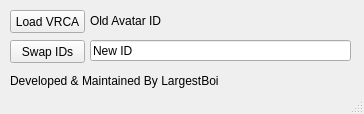
First picture: the form in GUI/HotswapAssistant/untitled.ui, repository Cranbaerry/A.R.E.S, before the edit.
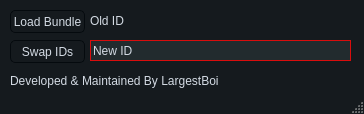
Second picture: the form after the edit.

What changed in the file:
```diff
--- a/GUI/HotswapAssistant/untitled.ui
+++ b/GUI/HotswapAssistant/untitled.ui
@@ -11,7 +11,540 @@
    </rect>
   </property>
   <property name="windowTitle">
-   <string>Hotswap Assistant Tool V1</string>
+   <string>Hotswap Assistant Tool V2</string>
+  </property>
+  <property name="styleSheet">
+   <string notr="true">/*
+ManjaroMix Style Sheet for QT Applications
+Author: Jaime A. Quiroga P.
+Company: GTRONICK
+Last updated: 25/02/2020, 15:42.
+Available at: https://github.com/GTRONICK/QSS/blob/master/ManjaroMix.qss
+*/
+QMainWindow {
+	background-color:#151a1e;
+}
+QCalendar {
+	background-color: #151a1e;
+}
+QTextEdit {
+	border-width: 1px;
+	border-style: solid;
+	border-color: #d90d0d;
+	background-color: #222b2e;
+	color: #d3dae3;
+}
+QPlainTextEdit {
+	border-width: 1px;
+	border-style: solid;
+	border-color: #d90d0d;
+	background-color: #222b2e;
+	color: #d3dae3;
+}
+QToolButton {
+	border-style: solid;
+	border-top-color: qlineargradient(spread:pad, x1:0.5, y1:1, x2:0.5, y2:0, stop:0 rgb(215, 215, 215), stop:1 rgb(222, 222, 222));
+	border-right-color: qlineargradient(spread:pad, x1:0, y1:0.5, x2:1, y2:0.5, stop:0 rgb(217, 217, 217), stop:1 rgb(227, 227, 227));
+	border-left-color: qlineargradient(spread:pad, x1:0, y1:0.5, x2:1, y2:0.5, stop:0 rgb(227, 227, 227), stop:1 rgb(217, 217, 217));
+	border-bottom-color: qlineargradient(spread:pad, x1:0.5, y1:1, x2:0.5, y2:0, stop:0 rgb(215, 215, 215), stop:1 rgb(222, 222, 222));
+	border-width: 1px;
+	border-radius: 5px;
+	color: #d3dae3;
+	padding: 2px;
+	background-color: rgb(255,255,255);
+}
+QToolButton:hover{
+	border-style: solid;
+	border-top-color: qlineargradient(spread:pad, x1:0.5, y1:1, x2:0.5, y2:0, stop:0 rgb(195, 195, 195), stop:1 rgb(222, 222, 222));
+	border-right-color: qlineargradient(spread:pad, x1:0, y1:0.5, x2:1, y2:0.5, stop:0 rgb(197, 197, 197), stop:1 rgb(227, 227, 227));
+	border-left-color: qlineargradient(spread:pad, x1:0, y1:0.5, x2:1, y2:0.5, stop:0 rgb(227, 227, 227), stop:1 rgb(197, 197, 197));
+	border-bottom-color: qlineargradient(spread:pad, x1:0.5, y1:1, x2:0.5, y2:0, stop:0 rgb(195, 195, 195), stop:1 rgb(222, 222, 222));
+	border-width: 1px;
+	border-radius: 5px;
+	color: rgb(0,0,0);
+	padding: 2px;
+	background-color: rgb(255,255,255);
+}
+QToolButton:pressed{
+	border-style: solid;
+	border-top-color: qlineargradient(spread:pad, x1:0.5, y1:1, x2:0.5, y2:0, stop:0 rgb(215, 215, 215), stop:1 rgb(222, 222, 222));
+	border-right-color: qlineargradient(spread:pad, x1:0, y1:0.5, x2:1, y2:0.5, stop:0 rgb(217, 217, 217), stop:1 rgb(227, 227, 227));
+	border-left-color: qlineargradient(spread:pad, x1:0, y1:0.5, x2:1, y2:0.5, stop:0 rgb(227, 227, 227), stop:1 rgb(217, 217, 217));
+	border-bottom-color: qlineargradient(spread:pad, x1:0.5, y1:1, x2:0.5, y2:0, stop:0 rgb(215, 215, 215), stop:1 rgb(222, 222, 222));
+	border-width: 1px;
+	border-radius: 5px;
+	color: rgb(0,0,0);
+	padding: 2px;
+	background-color: rgb(142,142,142);
+}
+QPushButton{
+	border-style: solid;
+	border-color: #050a0e;
+	border-width: 1px;
+	border-radius: 5px;
+	color: #d3dae3;
+	padding: 2px;
+	background-color: #151a1e;
+}
+QPushButton::default{
+	border-style: solid;
+	border-color: #050a0e;
+	border-width: 1px;
+	border-radius: 5px;
+	color: #FFFFFF;
+	padding: 2px;
+	background-color: #151a1e;;
+}
+QPushButton:hover{
+	border-style: solid;
+	border-color: #050a0e;
+	border-width: 1px;
+	border-radius: 5px;
+	color: #d3dae3;
+	padding: 2px;
+	background-color: #1c1f1f;
+}
+QPushButton:pressed{
+	border-style: solid;
+	border-color: #050a0e;
+	border-width: 1px;
+	border-radius: 5px;
+	color: #d3dae3;
+	padding: 2px;
+	background-color: #2c2f2f;
+}
+QPushButton:disabled{
+	border-style: solid;
+	border-top-color: qlineargradient(spread:pad, x1:0.5, y1:1, x2:0.5, y2:0, stop:0 rgb(215, 215, 215), stop:1 rgb(222, 222, 222));
+	border-right-color: qlineargradient(spread:pad, x1:0, y1:0.5, x2:1, y2:0.5, stop:0 rgb(217, 217, 217), stop:1 rgb(227, 227, 227));
+	border-left-color: qlineargradient(spread:pad, x1:0, y1:0.5, x2:1, y2:0.5, stop:0 rgb(227, 227, 227), stop:1 rgb(217, 217, 217));
+	border-bottom-color: qlineargradient(spread:pad, x1:0.5, y1:1, x2:0.5, y2:0, stop:0 rgb(215, 215, 215), stop:1 rgb(222, 222, 222));
+	border-width: 1px;
+	border-radius: 5px;
+	color: #808086;
+	padding: 2px;
+	background-color: rgb(142,142,142);
+}
+QLineEdit {
+	border-width: 1px;
+	border-style: solid;
+	border-color: #d90d0d;
+	background-color: #222b2e;
+	color: #d3dae3;
+}
+QLabel {
+	color: #d3dae3;
+}
+QLCDNumber {
+	color: #4d9b87;
+}
+QProgressBar {
+	text-align: center;
+	color: #d3dae3;
+	border-radius: 10px;
+	border-color: transparent;
+	border-style: solid;
+	background-color: #52595d;
+}
+QProgressBar::chunk {
+	background-color: #214037	;
+	border-radius: 10px;
+}
+QMenuBar {
+	background-color: #151a1e;
+}
+QMenuBar::item {
+	color: #d3dae3;
+  	spacing: 3px;
+  	padding: 1px 4px;
+	background-color: #151a1e;
+}
+
+QMenuBar::item:selected {
+  	background-color: #252a2e;
+	color: #FFFFFF;
+}
+QMenu {
+	background-color: #151a1e;
+}
+QMenu::item:selected {
+	background-color: #252a2e;
+	color: #FFFFFF;
+}
+QMenu::item {
+	color: #d3dae3;
+	background-color: #151a1e;
+}
+QTabWidget {
+	color:rgb(0,0,0);
+	background-color:#000000;
+}
+QTabWidget::pane {
+		border-color: #050a0e;
+		background-color: #1e282c;
+		border-style: solid;
+		border-width: 1px;
+    	border-bottom-left-radius: 4px;
+		border-bottom-right-radius: 4px;
+}
+QTabBar::tab:first {
+	border-style: solid;
+	border-left-width:1px;
+	border-right-width:0px;
+	border-top-width:1px;
+	border-bottom-width:0px;
+	border-top-color: #050a0e;
+	border-left-color: #050a0e;
+	border-bottom-color: #050a0e;
+	border-top-left-radius: 4px;
+	color: #d3dae3;
+	padding: 3px;
+	margin-left:0px;
+	background-color: #151a1e;
+}
+QTabBar::tab:last {
+	border-style: solid;
+	border-top-width:1px;
+	border-left-width:1px;
+	border-right-width:1px;
+	border-bottom-width:0px;
+	border-color: #050a0e;
+	border-top-right-radius: 4px;
+	color: #d3dae3;
+	padding: 3px;
+	margin-left:0px;
+	background-color: #151a1e;
+}
+QTabBar::tab {
+	border-style: solid;
+	border-top-width:1px;
+	border-bottom-width:0px;
+	border-left-width:1px;
+	border-top-color: #050a0e;
+	border-left-color: #050a0e;
+	border-bottom-color: #050a0e;
+	color: #d3dae3;
+	padding: 3px;
+	margin-left:0px;
+	background-color: #151a1e;
+}
+QTabBar::tab:selected, QTabBar::tab:last:selected, QTabBar::tab:hover {
+  	border-style: solid;
+  	border-left-width:1px;
+	border-bottom-width:0px;
+	border-right-color: transparent;
+	border-top-color: #050a0e;
+	border-left-color: #050a0e;
+	border-bottom-color: #050a0e;
+	color: #FFFFFF;
+	padding: 3px;
+	margin-left:0px;
+	background-color: #1e282c;
+}
+
+QTabBar::tab:selected, QTabBar::tab:first:selected, QTabBar::tab:hover {
+  	border-style: solid;
+  	border-left-width:1px;
+  	border-bottom-width:0px;
+  	border-top-width:1px;
+	border-right-color: transparent;
+	border-top-color: #050a0e;
+	border-left-color: #050a0e;
+	border-bottom-color: #050a0e;
+	color: #FFFFFF;
+	padding: 3px;
+	margin-left:0px;
+	background-color: #1e282c;
+}
+
+QCheckBox {
+	color: #d3dae3;
+	padding: 2px;
+}
+QCheckBox:disabled {
+	color: #808086;
+	padding: 2px;
+}
+
+QCheckBox:hover {
+	border-radius:4px;
+	border-style:solid;
+	padding-left: 1px;
+	padding-right: 1px;
+	padding-bottom: 1px;
+	padding-top: 1px;
+	border-width:1px;
+	border-color: transparent;
+}
+QCheckBox::indicator:checked {
+
+	height: 10px;
+	width: 10px;
+	border-style:solid;
+	border-width: 1px;
+	border-color: #d90d0d;
+	color: #000000;
+	background-color: qradialgradient(cx:0.4, cy:0.4, radius: 1.5,fx:0, fy:0, stop:0 #1e282c, stop:0.3 #1e282c, stop:0.4 #d90d0d, stop:0.5 #1e282c, stop:1 #1e282c);
+}
+QCheckBox::indicator:unchecked {
+
+	height: 10px;
+	width: 10px;
+	border-style:solid;
+	border-width: 1px;
+	border-color: #d90d0d;
+	color: #000000;
+}
+QRadioButton {
+	color: #d3dae3;
+	padding: 1px;
+}
+QRadioButton::indicator:checked {
+	height: 10px;
+	width: 10px;
+	border-style:solid;
+	border-radius:5px;
+	border-width: 1px;
+	border-color: #d90d0d;
+	color: #a9b7c6;
+	background-color: qradialgradient(cx:0.5, cy:0.5, radius:0.4,fx:0.5, fy:0.5, stop:0 #d90d0d, stop:1 #1e282c);
+}
+QRadioButton::indicator:!checked {
+	height: 10px;
+	width: 10px;
+	border-style:solid;
+	border-radius:5px;
+	border-width: 1px;
+	border-color: #d90d0d;
+	color: #a9b7c6;
+	background-color: transparent;
+}
+QStatusBar {
+	color:#027f7f;
+}
+QSpinBox {
+	color: #d3dae3;
+	background-color: #222b2e;
+	border-width: 1px;
+	border-style: solid;
+	border-color: #d90d0d;
+}
+QDoubleSpinBox {
+	color: #d3dae3;
+	background-color: #222b2e;
+	border-width: 1px;
+	border-style: solid;
+	border-color: #d90d0d;
+}
+QTimeEdit {
+	color: #d3dae3;
+	background-color: #222b2e;
+	border-width: 1px;
+	border-style: solid;
+	border-color: #d90d0d;
+}
+QDateTimeEdit {
+	color: #d3dae3;
+	background-color: #222b2e;
+	border-width: 1px;
+	border-style: solid;
+	border-color: #d90d0d;
+}
+QDateEdit {
+	color: #d3dae3;
+	background-color: #222b2e;
+	border-width: 1px;
+	border-style: solid;
+	border-color: #d90d0d;
+}
+QFontComboBox {
+	color: #d3dae3;
+	background-color: #222b2e;
+	border-width: 1px;
+	border-style: solid;
+	border-color: #d90d0d;
+}
+QComboBox {
+	color: #d3dae3;
+	background-color: #222b2e;
+	border-width: 1px;
+	border-style: solid;
+	border-color: #d90d0d;
+}
+
+QDial {
+	background: #16a085;
+}
+
+QToolBox {
+	color: #a9b7c6;
+	background-color: #222b2e;
+}
+QToolBox::tab {
+	color: #a9b7c6;
+	background-color:#222b2e;
+}
+QToolBox::tab:selected {
+	color: #FFFFFF;
+	background-color:#222b2e;
+}
+QScrollArea {
+	color: #FFFFFF;
+	background-color:#222b2e;
+}
+QSlider::groove:horizontal {
+	height: 5px;
+	background-color: #52595d;
+}
+QSlider::groove:vertical {
+	width: 5px;
+	background-color: #52595d;
+}
+QSlider::handle:horizontal {
+	background: #1a2224;
+	border-style: solid;
+	border-width: 1px;
+	border-color: rgb(207,207,207);
+	width: 12px;
+	margin: -5px 0;
+	border-radius: 7px;
+}
+QSlider::handle:vertical {
+	background: #1a2224;
+	border-style: solid;
+	border-width: 1px;
+	border-color: rgb(207,207,207);
+	height: 12px;
+	margin: 0 -5px;
+	border-radius: 7px;
+}
+QSlider::add-page:horizontal {
+    background: #52595d;
+}
+QSlider::add-page:vertical {
+    background: #52595d;
+}
+QSlider::sub-page:horizontal {
+    background-color: #15433a;
+}
+QSlider::sub-page:vertical {
+    background-color: #15433a;
+}
+QScrollBar:horizontal {
+	max-height: 10px;
+	border: 1px transparent grey;
+	margin: 0px 20px 0px 20px;
+	background: transparent;
+}
+QScrollBar:vertical {
+	max-width: 10px;
+	border: 1px transparent grey;
+	margin: 20px 0px 20px 0px;
+	background: transparent;
+}
+QScrollBar::handle:horizontal {
+	background: #52595d;
+	border-style: transparent;
+	border-radius: 4px;
+	min-width: 25px;
+}
+QScrollBar::handle:horizontal:hover {
+	background: #58a492;
+	border-style: transparent;
+	border-radius: 4px;
+	min-width: 25px;
+}
+QScrollBar::handle:vertical {
+	background: #52595d;
+	border-style: transparent;
+	border-radius: 4px;
+	min-height: 25px;
+}
+QScrollBar::handle:vertical:hover {
+	background: #58a492;
+	border-style: transparent;
+	border-radius: 4px;
+	min-height: 25px;
+}
+QScrollBar::add-line:horizontal {
+   border: 2px transparent grey;
+   border-top-right-radius: 4px;
+   border-bottom-right-radius: 4px;
+   background: #15433a;
+   width: 20px;
+   subcontrol-position: right;
+   subcontrol-origin: margin;
+}
+QScrollBar::add-line:horizontal:pressed {
+   border: 2px transparent grey;
+   border-top-right-radius: 4px;
+   border-bottom-right-radius: 4px;
+   background: rgb(181,181,181);
+   width: 20px;
+   subcontrol-position: right;
+   subcontrol-origin: margin;
+}
+QScrollBar::add-line:vertical {
+   border: 2px transparent grey;
+   border-bottom-left-radius: 4px;
+   border-bottom-right-radius: 4px;
+   background: #15433a;
+   height: 20px;
+   subcontrol-position: bottom;
+   subcontrol-origin: margin;
+}
+QScrollBar::add-line:vertical:pressed {
+   border: 2px transparent grey;
+   border-bottom-left-radius: 4px;
+   border-bottom-right-radius: 4px;
+   background: rgb(181,181,181);
+   height: 20px;
+   subcontrol-position: bottom;
+   subcontrol-origin: margin;
+}
+QScrollBar::sub-line:horizontal {
+   border: 2px transparent grey;
+   border-top-left-radius: 4px;
+   border-bottom-left-radius: 4px;
+   background: #15433a;
+   width: 20px;
+   subcontrol-position: left;
+   subcontrol-origin: margin;
+}
+QScrollBar::sub-line:horizontal:pressed {
+   border: 2px transparent grey;
+   border-top-left-radius: 4px;
+   border-bottom-left-radius: 4px;
+   background: rgb(181,181,181);
+   width: 20px;
+   subcontrol-position: left;
+   subcontrol-origin: margin;
+}
+QScrollBar::sub-line:vertical {
+   border: 2px transparent grey;
+   border-top-left-radius: 4px;
+   border-top-right-radius: 4px;
+   background: #15433a;
+   height: 20px;
+   subcontrol-position: top;
+   subcontrol-origin: margin;
+}
+QScrollBar::sub-line:vertical:pressed {
+   border: 2px transparent grey;
+   border-top-left-radius: 4px;
+   border-top-right-radius: 4px;
+   background: rgb(181,181,181);
+   height: 20px;
+   subcontrol-position: top;
+   subcontrol-origin: margin;
+}
+
+QScrollBar::add-page:horizontal, QScrollBar::sub-page:horizontal {
+   background: none;
+}
+QScrollBar::add-page:vertical, QScrollBar::sub-page:vertical {
+   background: none;
+}</string>
   </property>
   <widget class="QWidget" name="centralwidget">
    <widget class="QPushButton" name="LoadVRCAB">
@@ -24,7 +557,7 @@
      </rect>
     </property>
     <property name="text">
-     <string>Load VRCA</string>
+     <string>Load Bundle</string>
     </property>
    </widget>
    <widget class="QLabel" name="OLDID">
@@ -37,7 +570,7 @@
      </rect>
     </property>
     <property name="text">
-     <string>Old Avatar ID</string>
+     <string>Old ID</string>
     </property>
    </widget>
    <widget class="QPushButton" name="SwapIDB">
```
Left out of the diff: 2 changed lines with no effect on the pictures.
